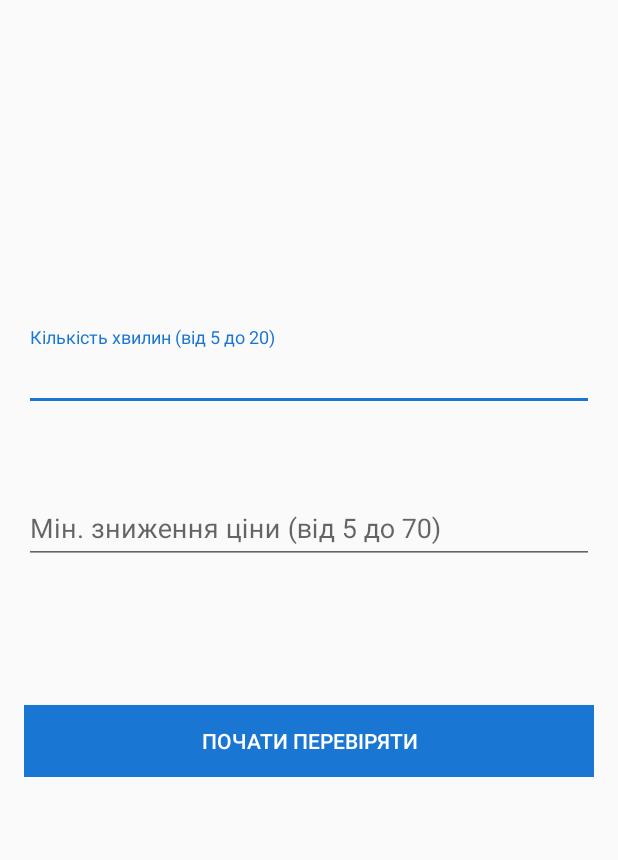
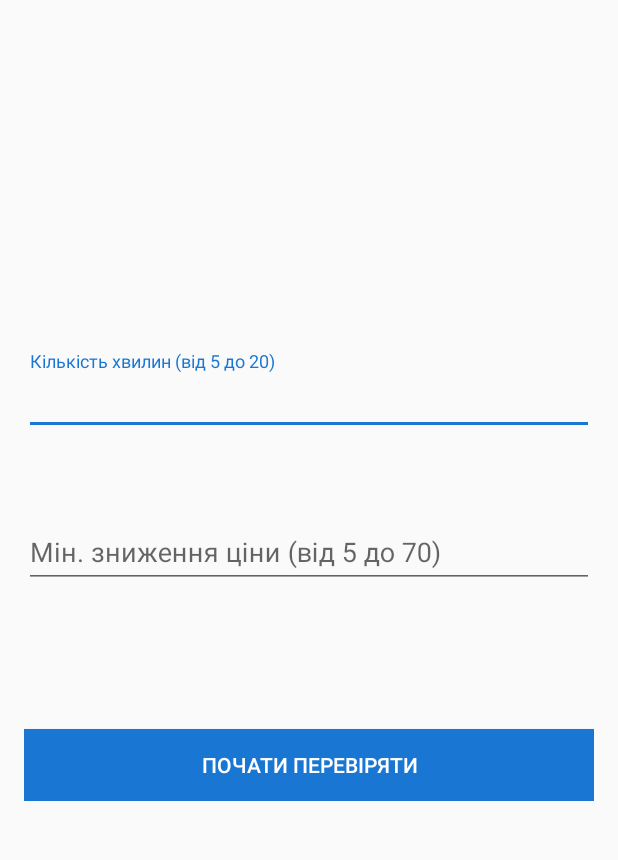
Before and after one commit to loogle18/UberPriceEstimator, an Android app: the layout activity_get_lower_price.xml on its own in the app's theme, with its tools: preview values and no code run, on a phone screen of 412 x 824 dp, the part 84-944 px from its top. Run offline under Robolectric (Android 15) with nearby library versions, the phone set to English and light mode, and no system bars.

Commit message:
Removed bottom margin for center layout of GetLowerPriceActivity.

```diff
--- a/app/src/main/res/layout/activity_get_lower_price.xml
+++ b/app/src/main/res/layout/activity_get_lower_price.xml
@@ -44,7 +44,6 @@
         android:id="@+id/constraintLayout2"
         android:layout_width="0dp"
         android:layout_height="wrap_content"
-        android:layout_marginBottom="32dp"
         android:layout_marginEnd="16dp"
         android:layout_marginStart="16dp"
         app:layout_constraintBottom_toBottomOf="parent"
```
